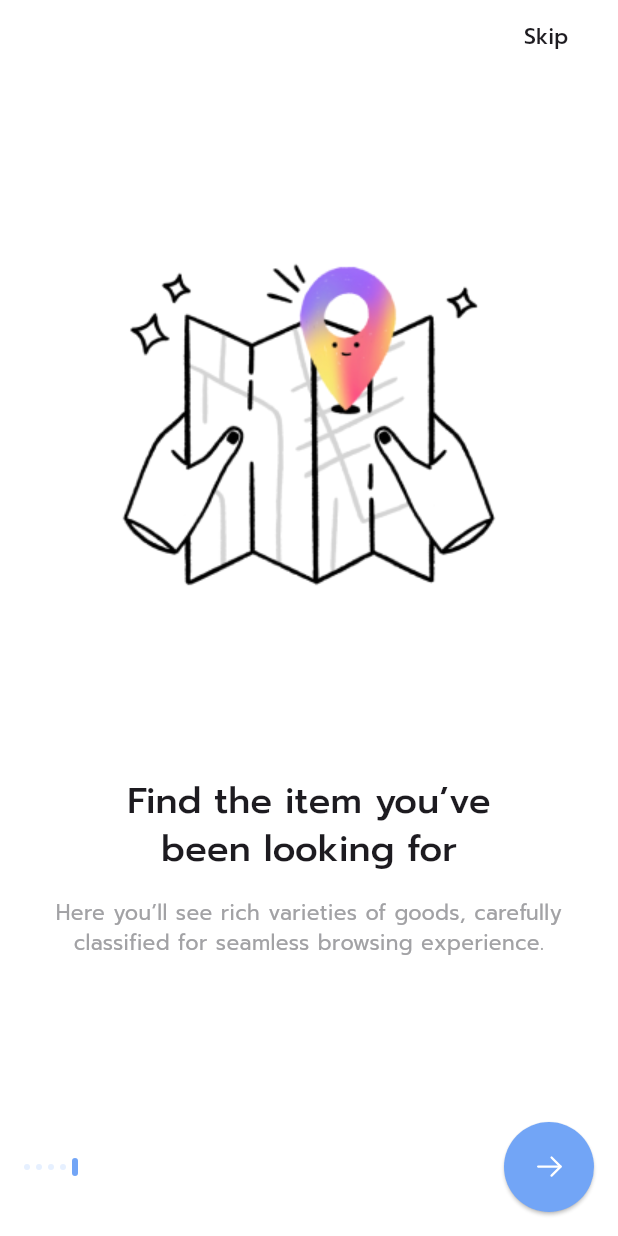
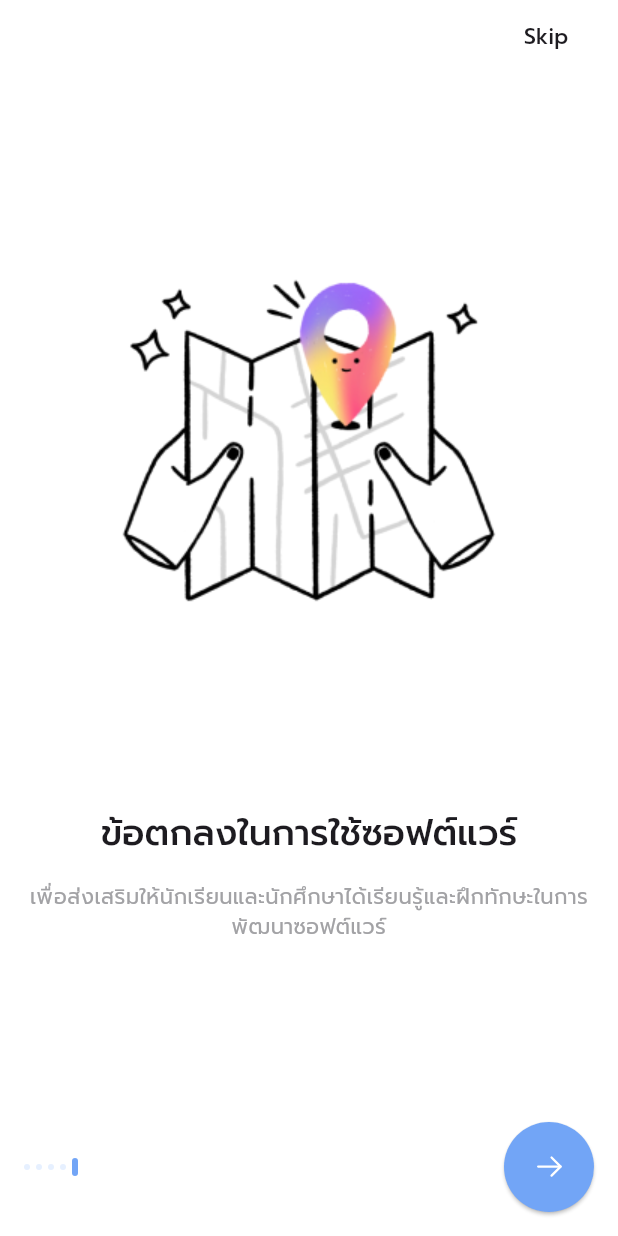
Before and after one commit to anusit47/Finsavvy, a Flutter app: the screen it shows after launch, swiped to page 5, on a phone screen of 412 x 824 dp. Run offline on Flutter 3.47's test engine with Material 3 defaults, Android fonts, the phone set to English and light mode, and no system bars; our stand-ins replace cached_network_image, flutter_rating_bar, flutter_svg, form_field_validator; project files that could hold a hidden picture were left out.

Commit message:
edit onbording and a little bit home screen

```diff
--- a/lib/components/Banner/M/banner_m_style_1.dart
+++ b/lib/components/Banner/M/banner_m_style_1.dart
@@ -6,7 +6,8 @@ import '../../../constants.dart';
 class BannerMStyle1 extends StatelessWidget {
   const BannerMStyle1({
     super.key,
-    this.image = "https://i.imgur.com/UP7xhPG.png",
+    this.image =
+        "https://siamblockchain.com/wp-content/uploads/2024/06/bitcoin-up-1.jpg",
     required this.text,
     required this.press,
   });
@@ -40,7 +41,7 @@ class BannerMStyle1 extends StatelessWidget {
               ),
               const Spacer(),
               const Text(
-                "Shop now",
+                "read more",
                 style: TextStyle(
                   color: Colors.white,
                   fontWeight: FontWeight.w600,
--- a/lib/components/Banner/M/banner_m_style_2.dart
+++ b/lib/components/Banner/M/banner_m_style_2.dart
@@ -8,7 +8,8 @@ import '../../../constants.dart';
 class BannerMStyle2 extends StatelessWidget {
   const BannerMStyle2({
     super.key,
-    this.image = "https://i.imgur.com/J1Qjut7.png",
+    this.image =
+        "https://u3j7m9h7.rocketcdn.me/wp-content/uploads/2020/05/top-tech-stocks-to-watch.jpg",
     required this.title,
     required this.press,
     this.subtitle,
--- a/lib/screens/onbording/views/components/onbording_content.dart
+++ b/lib/screens/onbording/views/components/onbording_content.dart
@@ -35,10 +35,9 @@ class OnbordingContent extends StatelessWidget {
         ),
         if (!isTextOnTop) const Spacer(),
         if (!isTextOnTop)
-          const OnbordTitleDescription(
-            title: "Find the item you’ve \nbeen looking for",
-            description:
-                "Here you’ll see rich varieties of goods, carefully classified for seamless browsing experience.",
+          OnbordTitleDescription(
+            title: title,
+            description: description,
           ),
 
         const Spacer(),
--- a/lib/screens/onbording/views/onbording_screnn.dart
+++ b/lib/screens/onbording/views/onbording_screnn.dart
@@ -20,36 +20,36 @@ class _OnBordingScreenState extends State<OnBordingScreen> {
     Onbord(
       image: "assets/Illustration/Illustration-0.png",
       imageDarkTheme: "assets/Illustration/Illustration_darkTheme_0.png",
-      title: "Find the item you’ve \nbeen looking for",
+      title: "ยินดีต้อนรับเข้าสู่แอป \nFinsavvy!",
       description:
-          "Here you’ll see rich varieties of goods, carefully classified for seamless browsing experience.",
+          "เครื่องมือที่ช่วยเพิ่มพูนความรู้และทักษะในการบริหารจัดการ \nการเงิน การลงทุน การออมเงินสำหรับนิสิตจบใหม่และบุคคลทั่วไป",
     ),
     Onbord(
       image: "assets/Illustration/Illustration-1.png",
       imageDarkTheme: "assets/Illustration/Illustration_darkTheme_1.png",
-      title: "Get those shopping \nbags filled",
+      title: "วัตถุประสงค์และเป้าหมาย",
       description:
-          "Add any item you want to your cart, or save it on your wishlist, so you don’t miss it in your future purchases.",
+          "เพื่อส่งเสริมความรู้ด้านการเงิน การลงทุน และการบริหารจัดการเงินในอนาคตของนิสิตจบใหม่และบุคคลทั่วไป",
     ),
     Onbord(
       image: "assets/Illustration/Illustration-2.png",
       imageDarkTheme: "assets/Illustration/Illustration_darkTheme_2.png",
-      title: "Fast & secure \npayment",
-      description: "There are many payment options available for your ease.",
+      title: "ปัญหาและอุปสรรคในการพัฒนา",
+      description: "ความเข้ากันได้กับอุปกรณ์และระบบปฏิบัติการต่างๆ",
     ),
     Onbord(
       image: "assets/Illustration/Illustration-3.png",
       imageDarkTheme: "assets/Illustration/Illustration_darkTheme_3.png",
-      title: "Package tracking",
+      title: "ข้อสรุปและข้อเสนอแนะ",
       description:
-          "In particular, Shoplon can pack your orders, and help you seamlessly manage your shipments.",
+          "การปลูกฝังความรู้และทักษะที่จำเป็นในการจัดการเงินจะเป็นประโยชน์ต่อทุกคนในทุกช่วงวัยทำให้พวกเขาสามารถจัดการการเงินได้อย่างมีประสิทธิภาพและเตรียมพร้อมสำหรับอนาคตได้ดีขึ้น",
     ),
     Onbord(
       image: "assets/Illustration/Illustration-4.png",
       imageDarkTheme: "assets/Illustration/Illustration_darkTheme_4.png",
-      title: "Nearby stores",
+      title: "ข้อตกลงในการใช้ซอฟต์แวร์",
       description:
-          "Easily track nearby shops, browse through their items and get information about their prodcuts.",
+          "เพื่อส่งเสริมให้นักเรียนและนักศึกษาได้เรียนรู้และฝึกทักษะในการ พัฒนาซอฟต์แวร์",
     ),
   ];
 
```
Also changed, not shown: lib/entry_point.dart (+17 -18 lines), lib/screens/home/views/components/offer_carousel_and_categories.dart (+2 -13 lines), lib/screens/home/views/components/offers_carousel.dart (+4 -3 lines), assets/icons/book.svg (added), assets/icons/calendar.svg (added), assets/icons/chart.svg (added), assets/icons/home.svg (added), assets/icons/user.svg (added), assets/logo/Finsavvy.svg (added).
